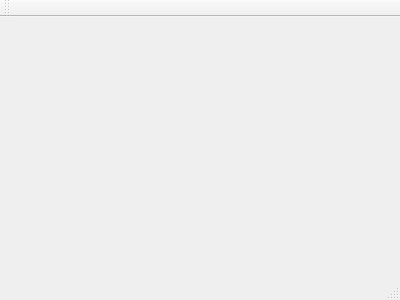
This is mainwindow.ui in qinjiuyin/ClockSedentary as Qt 5 draws it before an edit. The edited form follows.
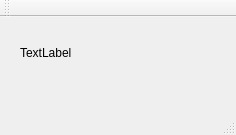
This is the edited form.

```diff
--- a/mainwindow.ui
+++ b/mainwindow.ui
@@ -1,24 +1,53 @@
 <ui version="4.0">
  <class>MainWindow</class>
- <widget class="QMainWindow" name="MainWindow" >
-  <property name="geometry" >
+ <widget class="QMainWindow" name="MainWindow">
+  <property name="geometry">
    <rect>
     <x>0</x>
     <y>0</y>
-    <width>400</width>
-    <height>300</height>
+    <width>236</width>
+    <height>135</height>
    </rect>
   </property>
   <property name="windowTitle" >
    <string>MainWindow</string>
   </property>
-  <widget class="QMenuBar" name="menuBar" />
-  <widget class="QToolBar" name="mainToolBar" />
-  <widget class="QWidget" name="centralWidget" />
-  <widget class="QStatusBar" name="statusBar" />
+  <widget class="QWidget" name="centralWidget">
+   <widget class="QLabel" name="label">
+    <property name="geometry">
+     <rect>
+      <x>20</x>
+      <y>0</y>
+      <width>201</width>
+      <height>71</height>
+     </rect>
+    </property>
+    <property name="text">
+     <string>TextLabel</string>
+    </property>
+   </widget>
+  </widget>
+  <widget class="QMenuBar" name="menuBar">
+   <property name="geometry">
+    <rect>
+     <x>0</x>
+     <y>0</y>
+     <width>236</width>
+     <height>23</height>
+    </rect>
+   </property>
+  </widget>
+  <widget class="QToolBar" name="mainToolBar">
+   <attribute name="toolBarArea">
+    <enum>TopToolBarArea</enum>
+   </attribute>
+   <attribute name="toolBarBreak">
+    <bool>false</bool>
+   </attribute>
+  </widget>
+  <widget class="QStatusBar" name="statusBar"/>
  </widget>
- <layoutDefault spacing="6" margin="11" />
- <pixmapfunction></pixmapfunction>
+ <layoutdefault spacing="6" margin="11"/>
  <resources/>
  <connections/>
 </ui>
```
Left out of the diff: 3 changed lines with no effect on the pictures.
